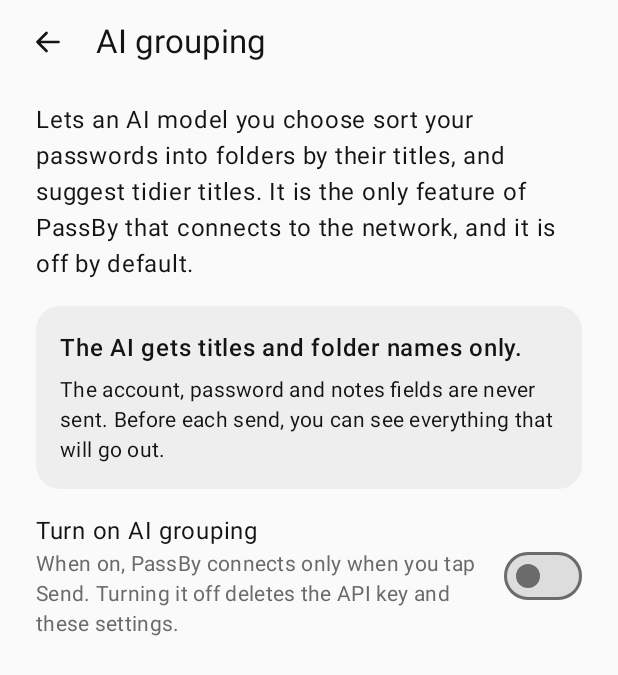
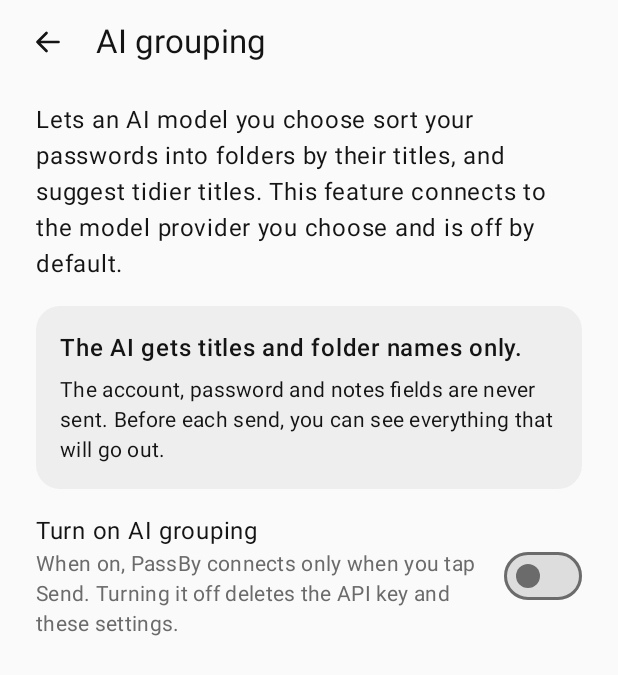
Before and after one commit to dozybot001/PassBy, an Android app built with Jetpack Compose: the composable AiScreen shown on its own in the app's theme, on a phone screen of 412 x 824 dp. Shown: the top 675 px of the screen. Run offline under Robolectric (Android 15) with nearby library versions, the phone set to English and light mode, and no system bars; pictures from the network do not load.

Commit message:
Android: AI grouping no longer calls itself the only feature that connects
Wording from the legal group, now that sync also uses the local network.

Co-Authored-By: Claude Fable 5.2 <noreply@anthropic.com>

```diff
--- a/android/app/src/main/res/values/strings.xml
+++ b/android/app/src/main/res/values/strings.xml
@@ -200,7 +200,7 @@
     <string name="ai_grouping">AI grouping</string>
     <string name="ai_off">Off</string>
     <string name="ai_on">On. Connects to the network when used</string>
-    <string name="ai_intro">Lets an AI model you choose sort your passwords into folders by their titles, and suggest tidier titles. It is the only feature of PassBy that connects to the network, and it is off by default.</string>
+    <string name="ai_intro">Lets an AI model you choose sort your passwords into folders by their titles, and suggest tidier titles. This feature connects to the model provider you choose and is off by default.</string>
     <string name="ai_only_titles">The AI gets titles and folder names only.</string>
     <string name="ai_never_sent">The account, password and notes fields are never sent. Before each send, you can see everything that will go out.</string>
     <string name="ai_switch">Turn on AI grouping</string>
@@ -220,7 +220,7 @@
     <string name="ai_start">Start grouping</string>
     <string name="ai_start_note">The next page shows what will be sent. Nothing is sent yet.</string>
     <string name="ai_turn_on_title">Turn on AI grouping?</string>
-    <string name="ai_turn_on_network">When on, PassBy connects to the network once each time you tap Send, and at no other time.</string>
+    <string name="ai_turn_on_network">Once this is on, PassBy sends one request to the provider each time you tap Send, and at no other time.</string>
     <string name="ai_turn_on_sent">Only your entries\' titles and your folder names are sent. Accounts, passwords and notes are never sent.</string>
     <string name="ai_turn_on_provider">What you send goes from this phone straight to the provider you entered, not through us. The service is provided by that provider under its own terms and privacy policy; with a provider outside mainland China, the content is sent abroad. An account name or a person\'s name written into a title is sent along with it.</string>
     <string name="ai_turn_on_key">The API key is stored encrypted on this phone only.</string>
```
Also changed, not shown: 1 other file.
